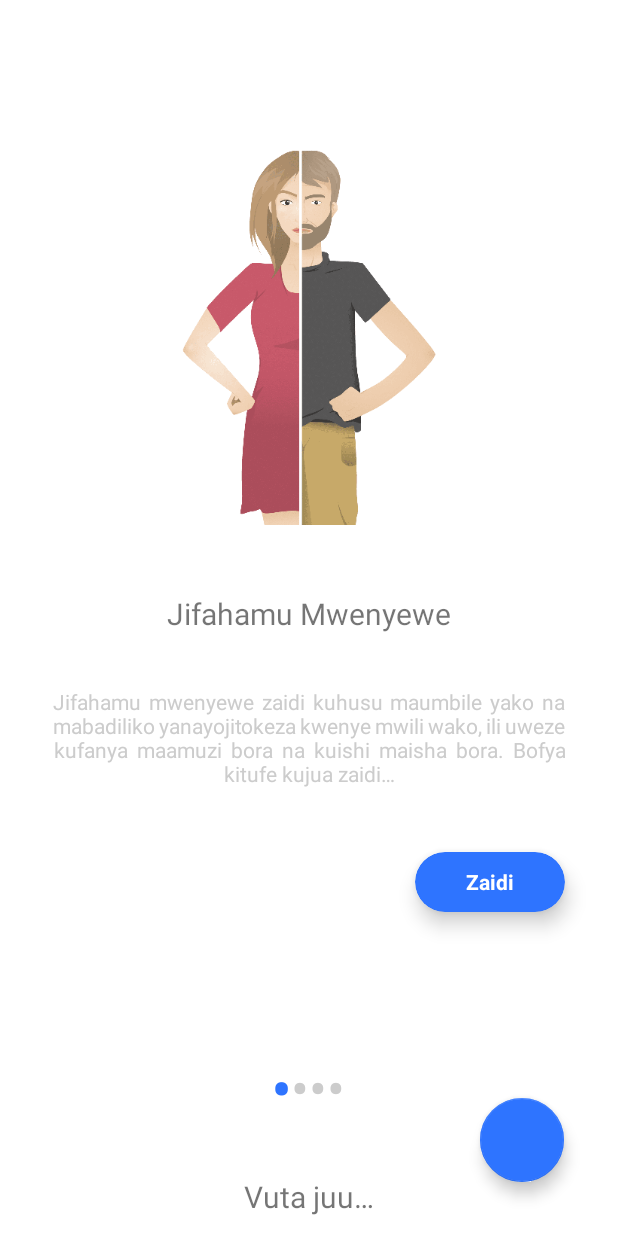
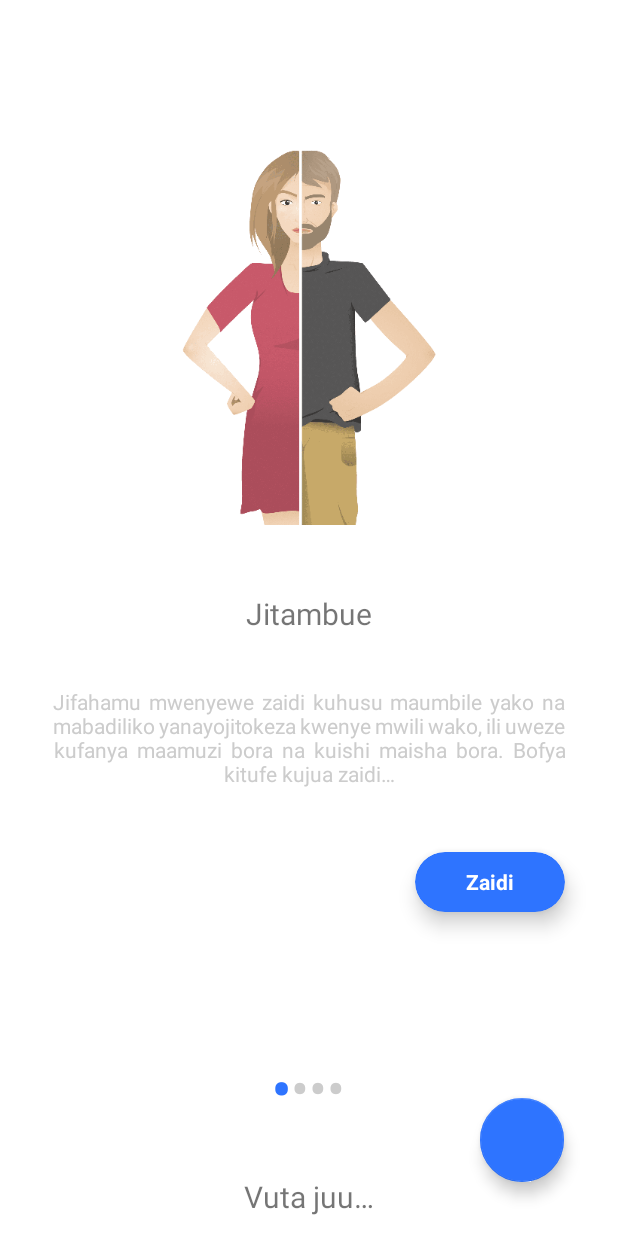
Before and after one commit to mikeypixels/KITAAKONEKT, an Android app: the screen it shows after launch (MainActivity), on a phone screen of 412 x 824 dp. Run offline under Robolectric (Android 15) with nearby library versions, the phone set to English and light mode, and no system bars; libraries missing offline, so code that uses them is left out: com.hanks.htextview; plain views replace RainbowTextView; 11 statements that could not run were skipped.

Commit message:
5th commit

```diff
--- a/app/src/main/java/com/justai/aimybox/assistant/adapters/SliderAdapter.kt
+++ b/app/src/main/java/com/justai/aimybox/assistant/adapters/SliderAdapter.kt
@@ -42,7 +42,7 @@ class SliderAdapter(val context: Context) : PagerAdapter() {
         R.drawable.stds
     )
 
-    var slide_headings = arrayOf("Jifahamu Mwenyewe", "Mahusiano", "Uzazi wa Mpango", "VVU na Maambukizi ya Zinaa")
+    var slide_headings = arrayOf("Jitambue", "Mahusiano", "Uzazi wa Mpango", "VVU na Maambukizi ya Zinaa")
 
     var slide_desc = arrayOf(
         context.getString(R.string.know_yourself),
--- a/app/src/main/java/com/justai/aimybox/assistant/fragments/DashboardFragment.kt
+++ b/app/src/main/java/com/justai/aimybox/assistant/fragments/DashboardFragment.kt
@@ -13,7 +13,6 @@ import android.view.LayoutInflater
 import android.view.MotionEvent
 import android.view.View
 import android.view.ViewGroup
-import android.view.animation.AccelerateDecelerateInterpolator
 import android.view.animation.Animation
 import android.view.animation.AnimationUtils
 import android.view.animation.BounceInterpolator
@@ -53,9 +52,9 @@ class DashboardFragment : Fragment(), DispatchTouchEvent.onDispatchEvent {
     lateinit var password: EditText
     lateinit var conf_password: EditText
 
-    lateinit var animation_quiz: Animation
+//    lateinit var animation_quiz: Animation
     lateinit var animation_fact: Animation
-    lateinit var animation_stories: Animation
+//    lateinit var animation_stories: Animation
     lateinit var animation_help: Animation
     lateinit var animation_topq: Animation
     lateinit var animation_forum: Animation
@@ -84,21 +83,21 @@ class DashboardFragment : Fragment(), DispatchTouchEvent.onDispatchEvent {
         // Inflate the layout for this fragment
         val view: View = inflater.inflate(R.layout.fragment_dashboard, container, false)
 
-        animation_quiz =
-            AnimationUtils.loadAnimation(
-                context,
-                R.anim.quiz_card_anim
-            )
+//        animation_quiz =
+//            AnimationUtils.loadAnimation(
+//                context,
+//                R.anim.quiz_card_anim
+//            )
         animation_fact =
             AnimationUtils.loadAnimation(
                 context,
                 R.anim.fact_card_anim
             )
-        animation_stories =
-            AnimationUtils.loadAnimation(
-                context,
-                R.anim.stories_card_anim
-            )
+//        animation_stories =
+//            AnimationUtils.loadAnimation(
+//                context,
+//                R.anim.stories_card_anim
+//            )
         animation_help =
             AnimationUtils.loadAnimation(
                 context,
@@ -164,9 +163,9 @@ class DashboardFragment : Fragment(), DispatchTouchEvent.onDispatchEvent {
 
         linearContainer = view.findViewById(R.id.linear_container)
         val swipe_txt = view.findViewById<RainbowTextView>(R.id.swipe_txt)
-        val quiz_card = view.findViewById<CardView>(R.id.quiz_card)
+//        val quiz_card = view.findViewById<CardView>(R.id.quiz_card)
         val fact_card = view.findViewById<CardView>(R.id.fact_card)
-        val stories_card = view.findViewById<CardView>(R.id.stories_card)
+//        val stories_card = view.findViewById<CardView>(R.id.stories_card)
         val help_card = view.findViewById<CardView>(R.id.help_card)
         val topQ_card = view.findViewById<CardView>(R.id.topQ_card)
         val forum_card = view.findViewById<CardView>(R.id.forum_card)
@@ -175,9 +174,9 @@ class DashboardFragment : Fragment(), DispatchTouchEvent.onDispatchEvent {
             bottomSheetBehavior.state = BottomSheetBehavior.STATE_EXPANDED
 
             if(txt_swipeup_checker == 0){
-                quiz_card.startAnimation(animation_quiz)
+//                quiz_card.startAnimation(animation_quiz)
                 fact_card.startAnimation(animation_fact)
-                stories_card.startAnimation(animation_stories)
+//                stories_card.startAnimation(animation_stories)
                 help_card.startAnimation(animation_help)
                 topQ_card.startAnimation(animation_topq)
                 forum_card.startAnimation(animation_forum)
@@ -185,9 +184,9 @@ class DashboardFragment : Fragment(), DispatchTouchEvent.onDispatchEvent {
                 txt_swipeup_checker = 1
             }
 
-            quiz_card.visibility = View.VISIBLE
+//            quiz_card.visibility = View.VISIBLE
             fact_card.visibility = View.VISIBLE
-            stories_card.visibility = View.VISIBLE
+//            stories_card.visibility = View.VISIBLE
             help_card.visibility = View.VISIBLE
             topQ_card.visibility = View.VISIBLE
             forum_card.visibility = View.VISIBLE
@@ -211,8 +210,9 @@ class DashboardFragment : Fragment(), DispatchTouchEvent.onDispatchEvent {
         bottomSheet = view.findViewById(R.id.bottom_sheet)
 
         bottomSheetBehavior = BottomSheetBehavior.from(bottomSheet)
-        bottomSheet.layoutParams.height = (0.75 * height).toInt()
-        constraint_layout.layoutParams.height = bottomSheet.layoutParams.height - 90
+        bottomSheet.layoutParams.height = (0.53 * height).toInt()
+//        bottomSheet.layoutParams.height = (0.5 * height).toInt()
+//        constraint_layout.layoutParams.height = LinearLayout.LayoutParams.MATCH_PARENT
 
         bsb = bottomSheetBehavior
         bs = bottomSheet
@@ -225,16 +225,16 @@ class DashboardFragment : Fragment(), DispatchTouchEvent.onDispatchEvent {
             override fun onClick(v: View?) {
                 bottomSheetBehavior.state = BottomSheetBehavior.STATE_EXPANDED
 
-                quiz_card.startAnimation(animation_quiz)
+//                quiz_card.startAnimation(animation_quiz)
                 fact_card.startAnimation(animation_fact)
-                stories_card.startAnimation(animation_stories)
+//                stories_card.startAnimation(animation_stories)
                 help_card.startAnimation(animation_help)
                 topQ_card.startAnimation(animation_topq)
                 forum_card.startAnimation(animation_forum)
 
-                quiz_card.visibility = View.VISIBLE
+//                quiz_card.visibility = View.VISIBLE
                 fact_card.visibility = View.VISIBLE
-                stories_card.visibility = View.VISIBLE
+//                stories_card.visibility = View.VISIBLE
                 help_card.visibility = View.VISIBLE
                 topQ_card.visibility = View.VISIBLE
                 forum_card.visibility = View.VISIBLE
@@ -298,16 +298,16 @@ class DashboardFragment : Fragment(), DispatchTouchEvent.onDispatchEvent {
                         R.anim.forum_right_to_left
                     )
 
-                quiz_card.startAnimation(quiz_exit_anim)
+//                quiz_card.startAnimation(quiz_exit_anim)
                 fact_card.startAnimation(fact_exit_anim)
-                stories_card.startAnimation(stories_exit_anim)
+//                stories_card.startAnimation(stories_exit_anim)
                 help_card.startAnimation(help_exit_anim)
                 topQ_card.startAnimation(topq_exit_anim)
                 forum_card.startAnimation(forum_exit_anim)
 
-                quiz_card.visibility = View.INVISIBLE
+//                quiz_card.visibility = View.INVISIBLE
                 fact_card.visibility = View.INVISIBLE
-                stories_card.visibility = View.INVISIBLE
+//                stories_card.visibility = View.INVISIBLE
                 help_card.visibility = View.INVISIBLE
                 topQ_card.visibility = View.INVISIBLE
                 forum_card.visibility = View.INVISIBLE
@@ -367,11 +367,6 @@ class DashboardFragment : Fragment(), DispatchTouchEvent.onDispatchEvent {
                         R.anim.right_to_left_conf_pass
                     )
 
-                val animation_btn: Animation =
-                    AnimationUtils.loadAnimation(
-                        context,
-                        R.anim.right_to_left_btn
-                    )
 //            val objectAnimator: ObjectAnimator =
 //                AnimatorInflator.loadAnimator(this, R.animator.objectanimator) as ObjectAnimator
 //            objectAnimator.setTarget(card_btn)
@@ -458,9 +453,9 @@ class DashboardFragment : Fragment(), DispatchTouchEvent.onDispatchEvent {
                     linearContainer.removeView(reg_cLayout)
                     linearContainer.addView(constraint_layout)
 
-                    quiz_card.visibility = View.VISIBLE
+//                    quiz_card.visibility = View.VISIBLE
                     fact_card.visibility = View.VISIBLE
-                    stories_card.visibility = View.VISIBLE
+//                    stories_card.visibility = View.VISIBLE
                     help_card.visibility = View.VISIBLE
                     topQ_card.visibility = View.VISIBLE
                     forum_card.visibility = View.VISIBLE
@@ -488,7 +483,6 @@ class DashboardFragment : Fragment(), DispatchTouchEvent.onDispatchEvent {
 
             forumChecker = 1
         }
-
         bottomSheetBehavior.addBottomSheetCallback(object :
             BottomSheetBehavior.BottomSheetCallback() {
             override fun onSlide(bottomSheet: View, slideOffset: Float) {
@@ -509,16 +503,16 @@ class DashboardFragment : Fragment(), DispatchTouchEvent.onDispatchEvent {
                         swipe_txt.text = "Vuta juu..."
                         swipe_txt.colorSpeed = 2.5F
 
-                        val animationOut: Animation =
-                            AnimationUtils.loadAnimation(
-                                context,
-                                R.anim.fadeout
-                            )
-                        rDimLayout.startAnimation(animationOut)
+//                        val animationOut: Animation =
+//                            AnimationUtils.loadAnimation(
+//                                context,
+//                                R.anim.fadeout
+//                            )
+//                        rDimLayout.startAnimation(animationOut)
 
-                        quiz_card.visibility = View.GONE
+//                        quiz_card.visibility = View.GONE
                         fact_card.visibility = View.GONE
-                        stories_card.visibility = View.GONE
+//                        stories_card.visibility = View.GONE
                         help_card.visibility = View.GONE
                         topQ_card.visibility = View.GONE
                         forum_card.visibility = View.GONE
@@ -587,24 +581,24 @@ class DashboardFragment : Fragment(), DispatchTouchEvent.onDispatchEvent {
                                 back_arrow.visibility = View.VISIBLE
                             }
 
-                            quiz_card.startAnimation(animation_quiz)
+//                            quiz_card.startAnimation(animation_quiz)
                             fact_card.startAnimation(animation_fact)
-                            stories_card.startAnimation(animation_stories)
+//                            stories_card.startAnimation(animation_stories)
                             help_card.startAnimation(animation_help)
                             topQ_card.startAnimation(animation_topq)
                             forum_card.startAnimation(animation_forum)
 
-                            quiz_card.visibility = View.VISIBLE
+//                            quiz_card.visibility = View.VISIBLE
                             fact_card.visibility = View.VISIBLE
-                            stories_card.visibility = View.VISIBLE
+//                            stories_card.visibility = View.VISIBLE
                             help_card.visibility = View.VISIBLE
                             topQ_card.visibility = View.VISIBLE
                             forum_card.visibility = View.VISIBLE
                         }
 
-                        animation_quiz.cancel()
+//                        animation_quiz.cancel()
                         animation_fact.cancel()
-                        animation_stories.cancel()
+//                        animation_stories.cancel()
                         animation_help.cancel()
                         animation_topq.cancel()
                         animation_forum.cancel()
@@ -628,10 +622,9 @@ class DashboardFragment : Fragment(), DispatchTouchEvent.onDispatchEvent {
                             )
                         rDimLayout.startAnimation(animationOut)
 
-                        quiz_card.visibility = View.GONE
-                        quiz_card.visibility = View.GONE
+//                        quiz_card.visibility = View.GONE
                         fact_card.visibility = View.GONE
-                        stories_card.visibility = View.GONE
+//                        stories_card.visibility = View.GONE
                         help_card.visibility = View.GONE
                         topQ_card.visibility = View.GONE
                         forum_card.visibility = View.GONE
@@ -695,7 +688,7 @@ class DashboardFragment : Fragment(), DispatchTouchEvent.onDispatchEvent {
         }
     }
 
-    public fun addDotsIndicator(pos: Int) {
+    fun addDotsIndicator(pos: Int) {
         dots = arrayOfNulls<TextView>(4) as Array<TextView>
         dotsLayout.removeAllViews()
 
--- a/app/src/main/res/layout/fragment_dashboard.xml
+++ b/app/src/main/res/layout/fragment_dashboard.xml
@@ -44,7 +44,7 @@
     <androidx.core.widget.NestedScrollView
         android:id="@+id/bottom_sheet"
         android:layout_width="match_parent"
-        android:layout_height="590dp"
+        android:layout_height="wrap_content"
         android:background="@drawable/bottom_sheet_bg"
         app:behavior_hideable="true"
         app:behavior_peekHeight="55dp"
@@ -61,7 +61,7 @@
         <LinearLayout
             android:id="@+id/linear_container"
             android:layout_width="match_parent"
-            android:layout_height="match_parent"
+            android:layout_height="wrap_content"
             android:orientation="vertical"
             android:paddingTop="15dp">
 
@@ -86,46 +86,47 @@
             <androidx.constraintlayout.widget.ConstraintLayout
                 android:id="@+id/constraint_layout"
                 android:layout_width="match_parent"
-                android:layout_height="match_parent"
+                android:layout_height="wrap_content"
                 android:layout_marginTop="30dp">
 
-                <androidx.cardview.widget.CardView
-                    android:id="@+id/quiz_card"
-                    android:layout_width="wrap_content"
-                    android:layout_height="wrap_content"
-                    android:layout_marginTop="10dp"
-                    android:background="@drawable/card_round_bg"
-                    app:cardBackgroundColor="@color/orange"
-                    app:cardCornerRadius="65dp"
-                    app:cardElevation="8dp"
-                    app:layout_constraintEnd_toStartOf="@+id/fact_card"
-                    app:layout_constraintStart_toStartOf="parent"
-                    app:layout_constraintTop_toTopOf="parent">
+<!--                <androidx.cardview.widget.CardView-->
+<!--                    android:id="@+id/quiz_card"-->
+<!--                    android:layout_width="wrap_content"-->
+<!--                    android:layout_height="wrap_content"-->
+<!--                    android:layout_marginTop="10dp"-->
+<!--                    android:background="@drawable/card_round_bg"-->
+<!--                    app:cardBackgroundColor="@color/orange"-->
+<!--                    app:cardCornerRadius="65dp"-->
+<!--                    app:cardElevation="8dp"-->
+<!--                    app:layout_constraintEnd_toStartOf="@+id/fact_card"-->
+<!--                    app:layout_constraintStart_toStartOf="parent"-->
+<!--                    app:layout_constraintTop_toTopOf="parent"-->
+<!--                    android:visibility="gone">-->
 
-                    <RelativeLayout
-                        android:layout_width="wrap_content"
-                        android:layout_height="wrap_content">
+<!--                    <RelativeLayout-->
+<!--                        android:layout_width="wrap_content"-->
+<!--                        android:layout_height="wrap_content">-->
 
-                        <ImageView
-                            android:layout_width="130dp"
-                            android:layout_height="130dp"
-                            android:paddingStart="40dp"
-                            android:paddingTop="30dp"
-                            android:paddingEnd="40dp"
-                            android:paddingBottom="40dp"
-                            android:src="@drawable/quizw" />
+<!--                        <ImageView-->
+<!--                            android:layout_width="130dp"-->
+<!--                            android:layout_height="130dp"-->
+<!--                            android:paddingStart="40dp"-->
+<!--                            android:paddingTop="30dp"-->
+<!--                            android:paddingEnd="40dp"-->
+<!--                            android:paddingBottom="40dp"-->
+<!--                            android:src="@drawable/quizw" />-->
 
-                        <TextView
-                            android:layout_width="wrap_content"
-                            android:layout_height="wrap_content"
-                            android:layout_centerHorizontal="true"
-                            android:layout_marginTop="90dp"
-                            android:text="Quiz games"
-                            android:textColor="@color/white" />
+<!--                        <TextView-->
+<!--                            android:layout_width="wrap_content"-->
+<!--                            android:layout_height="wrap_content"-->
+<!--                            android:layout_centerHorizontal="true"-->
+<!--                            android:layout_marginTop="90dp"-->
+<!--                            android:text="Quiz games"-->
+<!--                            android:textColor="@color/white" />-->
 
-                    </RelativeLayout>
+<!--                    </RelativeLayout>-->
 
-                </androidx.cardview.widget.CardView>
+<!--                </androidx.cardview.widget.CardView>-->
 
                 <androidx.cardview.widget.CardView
                     android:id="@+id/fact_card"
@@ -136,9 +137,9 @@
                     app:cardBackgroundColor="@color/twitterColor"
                     app:cardCornerRadius="65dp"
                     app:cardElevation="8dp"
-                    app:layout_constraintEnd_toEndOf="parent"
-                    app:layout_constraintStart_toEndOf="@+id/quiz_card"
-                    app:layout_constraintTop_toTopOf="parent">
+                    app:layout_constraintEnd_toStartOf="@+id/help_card"
+                    app:layout_constraintStart_toStartOf="parent"
+                    app:layout_constraintTop_toBottomOf="@+id/quiz_card">
 
                     <RelativeLayout
                         android:layout_width="wrap_content"
@@ -165,55 +166,56 @@
 
                 </androidx.cardview.widget.CardView>
 
-                <androidx.cardview.widget.CardView
-                    android:id="@+id/stories_card"
-                    android:layout_width="wrap_content"
-                    android:layout_height="wrap_content"
-                    android:layout_marginTop="40dp"
-                    android:background="@drawable/card_round_bg"
-                    app:cardBackgroundColor="@color/accent"
-                    app:cardCornerRadius="65dp"
-                    app:cardElevation="8dp"
-                    app:layout_constraintEnd_toStartOf="@+id/help_card"
-                    app:layout_constraintStart_toStartOf="parent"
-                    app:layout_constraintTop_toBottomOf="@+id/quiz_card">
+<!--                <androidx.cardview.widget.CardView-->
+<!--                    android:id="@+id/stories_card"-->
+<!--                    android:layout_width="wrap_content"-->
+<!--                    android:layout_height="wrap_content"-->
+<!--                    android:layout_marginTop="40dp"-->
+<!--                    android:background="@drawable/card_round_bg"-->
+<!--                    app:cardBackgroundColor="@color/accent"-->
+<!--                    app:cardCornerRadius="65dp"-->
+<!--                    app:cardElevation="8dp"-->
+<!--                    app:layout_constraintEnd_toEndOf="parent"-->
+<!--                    app:layout_constraintStart_toEndOf="@+id/quiz_card"-->
+<!--                    app:layout_constraintTop_toTopOf="parent"-->
+<!--                    android:visibility="gone">-->
 
-                    <RelativeLayout
-                        android:layout_width="wrap_content"
-                        android:layout_height="wrap_content">
+<!--                    <RelativeLayout-->
+<!--                        android:layout_width="wrap_content"-->
+<!--                        android:layout_height="wrap_content">-->
 
-                        <ImageView
-                            android:layout_width="130dp"
-                            android:layout_height="130dp"
-                            android:paddingStart="40dp"
-                            android:paddingTop="30dp"
-                            android:paddingEnd="40dp"
-                            android:paddingBottom="40dp"
-                            android:src="@drawable/newsw" />
+<!--                        <ImageView-->
+<!--                            android:layout_width="130dp"-->
+<!--                            android:layout_height="130dp"-->
+<!--                            android:paddingStart="40dp"-->
+<!--                            android:paddingTop="30dp"-->
+<!--                            android:paddingEnd="40dp"-->
+<!--                            android:paddingBottom="40dp"-->
+<!--                            android:src="@drawable/newsw" />-->
 
-                        <TextView
-                            android:layout_width="wrap_content"
-                            android:layout_height="wrap_content"
-                            android:layout_centerHorizontal="true"
-                            android:layout_marginTop="90dp"
-                            android:text="Stories"
-                            android:textColor="@color/white" />
+<!--                        <TextView-->
+<!--                            android:layout_width="wrap_content"-->
+<!--                            android:layout_height="wrap_content"-->
+<!--                            android:layout_centerHorizontal="true"-->
+<!--                            android:layout_marginTop="90dp"-->
+<!--                            android:text="Stories"-->
+<!--                            android:textColor="@color/white" />-->
 
-                    </RelativeLayout>
+<!--                    </RelativeLayout>-->
 
-                </androidx.cardview.widget.CardView>
+<!--                </androidx.cardview.widget.CardView>-->
 
                 <androidx.cardview.widget.CardView
                     android:id="@+id/help_card"
                     android:layout_width="wrap_content"
                     android:layout_height="wrap_content"
-                    android:layout_marginTop="40dp"
+                    android:layout_marginTop="10dp"
                     android:background="@drawable/card_round_bg"
                     app:cardBackgroundColor="@color/red"
                     app:cardCornerRadius="65dp"
                     app:cardElevation="8dp"
                     app:layout_constraintEnd_toEndOf="parent"
-                    app:layout_constraintStart_toEndOf="@+id/stories_card"
+                    app:layout_constraintStart_toEndOf="@+id/fact_card"
                     app:layout_constraintTop_toBottomOf="@+id/quiz_card">
 
                     <RelativeLayout
@@ -252,7 +254,9 @@
                     app:cardElevation="8dp"
                     app:layout_constraintEnd_toStartOf="@+id/forum_card"
                     app:layout_constraintStart_toStartOf="parent"
-                    app:layout_constraintTop_toBottomOf="@+id/help_card">
+                    app:layout_constraintTop_toBottomOf="@+id/help_card"
+                    app:layout_constraintBottom_toBottomOf="parent"
+                    android:layout_marginBottom="80dp">
 
                     <RelativeLayout
                         android:layout_width="wrap_content"
@@ -290,7 +294,9 @@
                     app:cardElevation="8dp"
                     app:layout_constraintEnd_toEndOf="parent"
                     app:layout_constraintStart_toEndOf="@+id/topQ_card"
-                    app:layout_constraintTop_toBottomOf="@+id/help_card">
+                    app:layout_constraintTop_toBottomOf="@+id/help_card"
+                    app:layout_constraintBottom_toBottomOf="parent"
+                    android:layout_marginBottom="80dp">
 
                     <RelativeLayout
                         android:id="@+id/forum_layout"
```
